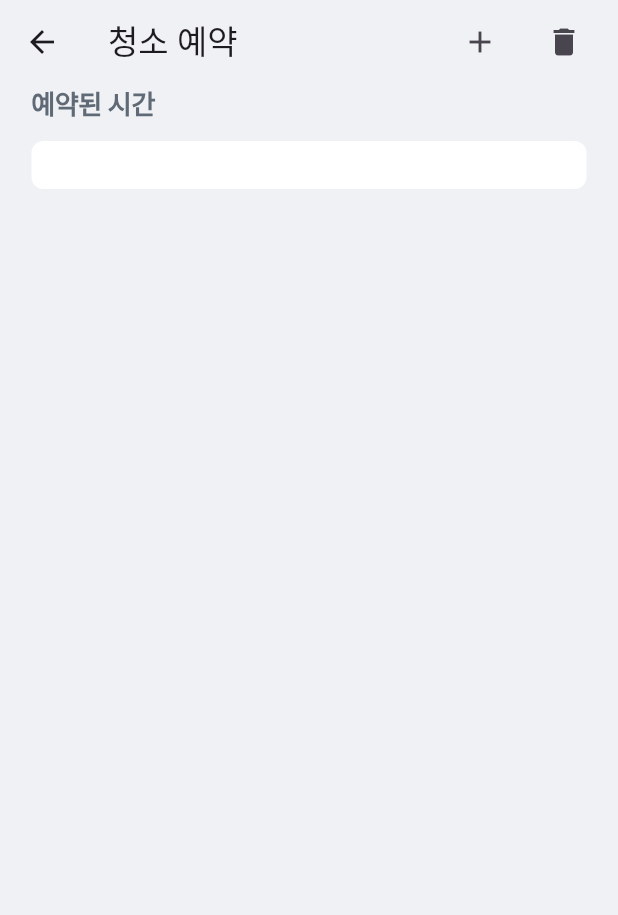
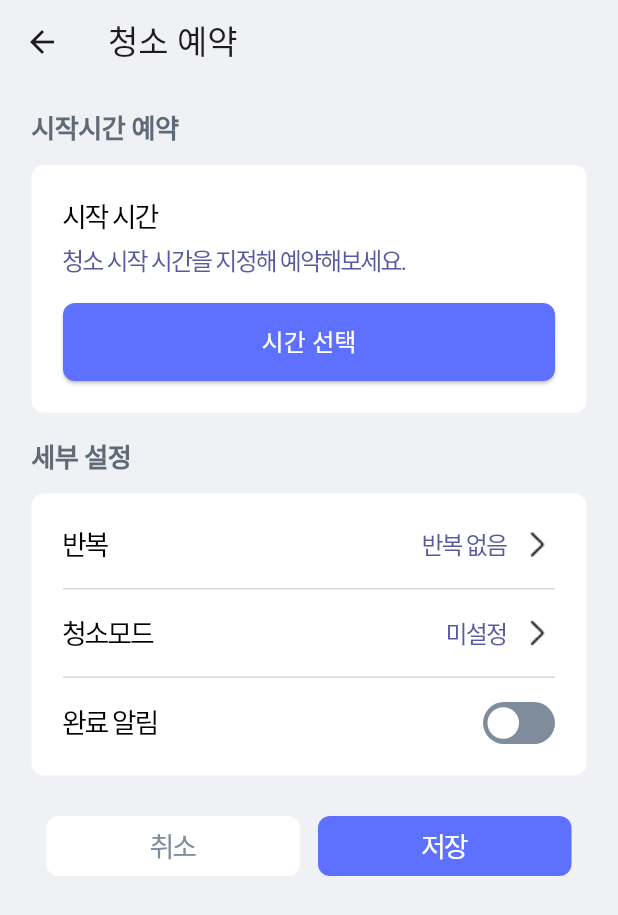
Before and after one commit to songga0/O2thinq, a Flutter app: the CleanReservation screen opened directly, after a tap on the "add" icon, on a phone screen of 412 x 824 dp. Shown: the top 915 px of the screen. Run offline on Flutter 3.47's test engine with Material 3 defaults, Android fonts, the phone set to English and light mode, and no system bars; our stand-ins replace permission_handler; missing offline and left inert: flutter_reactive_ble; Roboto replaces fonts that are missing (One UI Sans APP VF).

Commit message:
[청소 예약]

```diff
--- /dev/null
+++ b/lib/addreservation.dart
@@ -0,0 +1,407 @@
+import 'package:flutter/cupertino.dart';
+import 'package:flutter/material.dart';
+
+class AddReservation extends StatelessWidget {
+  const AddReservation({super.key});
+
+  @override
+  Widget build(BuildContext context) {
+    return Scaffold(
+      backgroundColor: const Color(0xFFEFF1F4),
+      appBar: AppBar(
+        title: const Text('청소 예약'),
+        backgroundColor: const Color(0xFFEFF1F4),
+      ),
+      body: SingleChildScrollView(
+        child: Container(
+          padding: const EdgeInsets.symmetric(horizontal: 21),
+          child: Column(
+            mainAxisSize: MainAxisSize.min,
+            crossAxisAlignment: CrossAxisAlignment.start,
+            children: [
+              const SizedBox(height: 16),
+              const Text(
+                '시작시간 예약',
+                style: TextStyle(
+                  color: Color(0xFF606A76),
+                  fontSize: 17.45,
+                  fontFamily: 'One UI Sans APP VF',
+                  fontWeight: FontWeight.w700,
+                  letterSpacing: -0.35,
+                ),
+              ),
+              const SizedBox(height: 12),
+              const StartTime(),
+              const SizedBox(height: 16),
+              const Text(
+                '세부 설정',
+                style: TextStyle(
+                  color: Color(0xFF606A76),
+                  fontSize: 17.45,
+                  fontFamily: 'One UI Sans APP VF',
+                  fontWeight: FontWeight.w700,
+                  letterSpacing: -0.35,
+                ),
+              ),const SizedBox(height: 12,),
+              const ReservationDetail(),
+              const SizedBox(height: 16,),
+              SizedBox(
+  width: double.infinity,
+  height: 62,
+  child: Row(
+    mainAxisAlignment: MainAxisAlignment.center,
+    children: [
+      // 취소 버튼
+      Material(
+        color: Colors.white,
+        borderRadius: BorderRadius.circular(8),
+        child: InkWell(
+          borderRadius: BorderRadius.circular(8),
+          onTap: () {
+  Navigator.pop(context);
+},
+
+          child: Container(
+            width: 169,
+            height: 40,
+            alignment: Alignment.center,
+            child: const Text(
+              '취소',
+              style: TextStyle(
+                color: Color(0xFF7F8C9C),
+                fontSize: 18,
+                fontFamily: 'One UI Sans APP VF',
+                fontWeight: FontWeight.w400,
+                letterSpacing: -1.44,
+              ),
+            ),
+          ),
+        ),
+      ),
+      const SizedBox(width: 12),
+      // 저장 버튼
+      Material(
+        color: const Color(0xFF5E70FF),
+        borderRadius: BorderRadius.circular(8),
+        child: InkWell(
+          borderRadius: BorderRadius.circular(8),
+          onTap: () {
+            // 저장 버튼 동작
+          },
+          child: Container(
+            width: 169,
+            height: 40,
+            alignment: Alignment.center,
+            child: const Text(
+              '저장',
+              style: TextStyle(
+                color: Colors.white,
+                fontSize: 18,
+                fontFamily: 'One UI Sans APP VF',
+                fontWeight: FontWeight.w400,
+                letterSpacing: -1.44,
+              ),
+            ),
+          ),
+        ),
+      ),
+    ],
+  ),
+),
+            ],
+          ),
+        ),
+      ),
+    );
+  }
+}
+
+class ReservationDetail extends StatefulWidget {
+  const ReservationDetail({super.key});
+
+  @override
+  State<ReservationDetail> createState() => _ReservationDetailState();
+}
+
+class _ReservationDetailState extends State<ReservationDetail> {
+  bool isNotificationOn = false; // 완료 알림 상태
+
+  @override
+  Widget build(BuildContext context) {
+    return Container(
+      width: double.infinity,
+      padding: const EdgeInsets.symmetric(vertical: 21),
+      decoration: ShapeDecoration(
+        color: Colors.white,
+        shape: RoundedRectangleBorder(borderRadius: BorderRadius.circular(8)),
+      ),
+      child: Padding(
+        padding: const EdgeInsets.symmetric(horizontal: 21),
+        child: Column(
+          mainAxisSize: MainAxisSize.min,
+          children: [
+            // 반복
+            Row(
+              mainAxisAlignment: MainAxisAlignment.spaceBetween,
+              children: [
+                const Text(
+                  '반복',
+                  style: TextStyle(
+                    color: Colors.black,
+                    fontSize: 18,
+                    fontWeight: FontWeight.w400,
+                    letterSpacing: -1.44,
+                  ),
+                ),
+                Row(
+                  children: [
+                    const Text(
+                      "반복 없음",
+                      style: TextStyle(
+                        color: Color(0xFF575A9F),
+                        fontSize: 16,
+                        fontFamily: 'One UI Sans APP VF',
+                        fontWeight: FontWeight.w400,
+                        letterSpacing: -1.28,
+                      ),
+                    ),
+                    const SizedBox(width: 8),
+                    Image.asset(
+                      'assets/Right.png',
+                      width: 24,
+                      height: 24,
+                    ),
+                  ],
+                ),
+              ],
+            ),
+            const SizedBox(height: 16),
+            const Divider(height: 1, color: Color(0xFFD9D9D9)),
+
+            // 청소모드
+            const SizedBox(height: 16),
+            Row(
+              mainAxisAlignment: MainAxisAlignment.spaceBetween,
+              children: [
+                const Text(
+                  '청소모드',
+                  style: TextStyle(
+                    color: Colors.black,
+                    fontSize: 18,
+                    fontWeight: FontWeight.w400,
+                    letterSpacing: -1.44,
+                  ),
+                ),
+                Row(
+                  children: [
+                    const Text(
+                      "미설정",
+                      style: TextStyle(
+                        color: Color(0xFF575A9F),
+                        fontSize: 16,
+                        fontFamily: 'One UI Sans APP VF',
+                        fontWeight: FontWeight.w400,
+                        letterSpacing: -1.28,
+                      ),
+                    ),
+                    const SizedBox(width: 8),
+                    Image.asset(
+                      'assets/Right.png',
+                      width: 24,
+                      height: 24,
+                    ),
+                  ],
+                ),
+              ],
+            ),
+            const SizedBox(height: 16),
+            const Divider(height: 1, color: Color(0xFFD9D9D9)),
+
+            // 완료 알림
+            const SizedBox(height: 16),
+            Row(
+              mainAxisAlignment: MainAxisAlignment.spaceBetween,
+              children: [
+                const Text(
+                  '완료 알림',
+                  style: TextStyle(
+                    color: Colors.black,
+                    fontSize: 18,
+                    fontWeight: FontWeight.w400,
+                    letterSpacing: -1.44,
+                  ),
+                ),
+                GestureDetector(
+                  onTap: () {
+                    setState(() {
+                      isNotificationOn = !isNotificationOn;
+                    });
+                  },
+                  child: Container(
+                    width: 48,
+                    height: 28,
+                    decoration: BoxDecoration(
+                      borderRadius: BorderRadius.circular(14),
+                      color: isNotificationOn
+                          ? const Color(0xFF5E70FF)
+                          : const Color(0xFF7F8C9C),
+                    ),
+                    child: Stack(
+                      children: [
+                        AnimatedPositioned(
+                          duration: const Duration(milliseconds: 200),
+                          curve: Curves.easeInOut,
+                          left: isNotificationOn ? 24 : 3,
+                          top: 3.5,
+                          child: Container(
+                            width: 21,
+                            height: 21,
+                            decoration: const BoxDecoration(
+                              color: Colors.white,
+                              shape: BoxShape.circle,
+                            ),
+                          ),
+                        ),
+                      ],
+                    ),
+                  ),
+                ),
+              ],
+            ),
+          ],
+        ),
+      ),
+    );
+  }
+}
+
+
+class StartTime extends StatefulWidget {
+  const StartTime({super.key});
+
+  @override
+  State<StartTime> createState() => _StartTimeState();
+}
+
+class _StartTimeState extends State<StartTime> {
+  TimeOfDay? selectedTime;
+
+  void _showTimePicker() {
+    showModalBottomSheet(
+      context: context,
+      backgroundColor: Colors.white,
+      shape: const RoundedRectangleBorder(
+        borderRadius: BorderRadius.vertical(top: Radius.circular(16)),
+      ),
+      builder: (BuildContext context) {
+        TimeOfDay tempTime = selectedTime ?? TimeOfDay.now();
+        return SizedBox(
+          height: 400,
+          child: Column(
+            children: [
+              Container(
+                padding: const EdgeInsets.symmetric(horizontal: 21, vertical: 12),
+                alignment: Alignment.centerRight,
+                child: TextButton(
+                  onPressed: () {
+                    setState(() {
+                      selectedTime = tempTime;
+                    });
+                    Navigator.pop(context);
+                  },
+                  child: const Text(
+                    '완료',
+                    style: TextStyle(
+                      color: Color(0xFF5E70FF),
+                      fontSize: 16,
+                      fontWeight: FontWeight.w600,
+                    ),
+                  ),
+                ),
+              ),
+              const Divider(height: 1),
+              Expanded(
+                child: CupertinoTimerPicker(
+                  mode: CupertinoTimerPickerMode.hm,
+                  initialTimerDuration: Duration(
+                    hours: tempTime.hour,
+                    minutes: tempTime.minute,
+                  ),
+                  onTimerDurationChanged: (Duration newTime) {
+                    tempTime = TimeOfDay(hour: newTime.inHours, minute: newTime.inMinutes % 60);
+                  },
+                ),
+              ),
+            ],
+          ),
+        );
+      },
+    );
+  }
+
+  @override
+  Widget build(BuildContext context) {
+    return Container(
+      width: double.infinity,
+      padding: const EdgeInsets.symmetric(vertical: 21),
+      decoration: ShapeDecoration(
+        color: Colors.white,
+        shape: RoundedRectangleBorder(borderRadius: BorderRadius.circular(8)),
+      ),
+      child: Column(
+        crossAxisAlignment: CrossAxisAlignment.start,
+        children: [
+          const Padding(
+            padding: EdgeInsets.symmetric(horizontal: 21),
+            child: Text(
+              '시작 시간',
+              style: TextStyle(
+                color: Colors.black,
+                fontSize: 18,
+                fontWeight: FontWeight.w400,
+                letterSpacing: -1.44,
+              ),
+            ),
+          ),
+          const SizedBox(height: 4),
+          const Padding(
+            padding: EdgeInsets.symmetric(horizontal: 21),
+            child: Text(
+              "청소 시작 시간을 지정해 예약해보세요.",
+              style: TextStyle(
+                color: Color(0xFF575A9F),
+                fontSize: 16,
+                fontFamily: 'One UI Sans APP VF',
+                fontWeight: FontWeight.w400,
+                letterSpacing: -1.28,
+              ),
+            ),
+          ),
+          const SizedBox(height: 16),
+          Padding(
+            padding: const EdgeInsets.symmetric(horizontal: 21),
+            child: SizedBox(
+              width: double.infinity,
+              child: ElevatedButton(
+                onPressed: _showTimePicker,
+                style: ElevatedButton.styleFrom(
+                  backgroundColor: const Color(0xFF5E70FF),
+                  padding: const EdgeInsets.symmetric(vertical: 14),
+                  shape: RoundedRectangleBorder(
+                    borderRadius: BorderRadius.circular(8),
+                  ),
+                ),
+                child: Text(
+                  selectedTime == null
+                      ? '시간 선택'
+                      : '${selectedTime!.hour.toString().padLeft(2, '0')} : ${selectedTime!.minute.toString().padLeft(2, '0')}',
+                  style: const TextStyle(fontSize: 16, color: Colors.white),
+                ),
+              ),
+            ),
+          ),
+        ],
+      ),
+    );
+  }
+}
--- a/lib/cleanreservation.dart
+++ b/lib/cleanreservation.dart
@@ -1,4 +1,5 @@
 import 'package:flutter/material.dart';
+import 'package:o2thinq/addreservation.dart';
 
 class CleanReservation extends StatelessWidget {
   const CleanReservation({super.key});
@@ -23,9 +24,12 @@ class CleanReservation extends StatelessWidget {
                 IconButton(
                   icon: const Icon(Icons.add),
                   onPressed: () {
-                    // 플러스 아이콘 클릭 시의 동작
-                    print('플러스 아이콘 클릭됨');
+                    Navigator.push(
+                      context,
+                      MaterialPageRoute(builder: (context) => const AddReservation()),
+                    );
                   },
+
                 ),
                 const SizedBox(width: 8), // 간격
                 // 설정 아이콘
--- a/lib/detail_func.dart
+++ b/lib/detail_func.dart
@@ -82,15 +82,18 @@ class DetailFuncPage extends StatelessWidget {
     mainAxisAlignment: MainAxisAlignment.center,
     children: [
       // 취소 버튼
-                    GestureDetector(
+      Material(
+        color: Colors.white,
+        borderRadius: BorderRadius.circular(8),
+        child: InkWell(
+          borderRadius: BorderRadius.circular(8),
+          onTap: () {
+  Navigator.pop(context);
+},
+
           child: Container(
             width: 169,
             height: 40,
-                        decoration: BoxDecoration(
-                          color: Colors.white,
-                          borderRadius: BorderRadius.circular(8),
-                          border: Border.all(color: Color(0xFFDADDE2)),
-                        ),
             alignment: Alignment.center,
             child: const Text(
               '취소',
@@ -104,16 +107,20 @@ class DetailFuncPage extends StatelessWidget {
             ),
           ),
         ),
+      ),
       const SizedBox(width: 12),
       // 저장 버튼
-                    GestureDetector(
+      Material(
+        color: const Color(0xFF5E70FF),
+        borderRadius: BorderRadius.circular(8),
+        child: InkWell(
+          borderRadius: BorderRadius.circular(8),
+          onTap: () {
+            // 저장 버튼 동작
+          },
           child: Container(
             width: 169,
             height: 40,
-                        decoration: BoxDecoration(
-                          color: Color(0xFF5E70FF),
-                          borderRadius: BorderRadius.circular(8),
-                        ),
             alignment: Alignment.center,
             child: const Text(
               '저장',
@@ -127,9 +134,12 @@ class DetailFuncPage extends StatelessWidget {
             ),
           ),
         ),
+      ),
     ],
   ),
-              ),SizedBox(height: 55,)
+),
+
+              SizedBox(height: 55,)
             ],
           ),
         ),
--- a/lib/mapfix.dart
+++ b/lib/mapfix.dart
@@ -154,28 +154,28 @@ class _MapWhereState extends State<MapWhere> {
                   ),
                 ),
               ),
-              Container(
-                width: 352,
-                height: 62,
-                decoration: const BoxDecoration(color: Color(0xFFEFF1F4)),
-              ),
-              const SizedBox(height: 62),
+
+              const SizedBox(height: 26),
 SizedBox(
   width: double.infinity,
   height: 62,
   child: Row(
     mainAxisAlignment: MainAxisAlignment.center,
     children: [
-                    GestureDetector(
+      // 취소 버튼
+      Material(
+        color: Colors.white,
+        borderRadius: BorderRadius.circular(8),
+        child: InkWell(
+          borderRadius: BorderRadius.circular(8),
+          onTap: () {
+  Navigator.pop(context);
+},
+
           child: Container(
             width: 169,
             height: 40,
             alignment: Alignment.center,
-                        decoration: BoxDecoration(
-                          color: Colors.white,
-                          borderRadius: BorderRadius.circular(8),
-                          border: Border.all(color: const Color(0xFFDADDE2)),
-                        ),
             child: const Text(
               '취소',
               style: TextStyle(
@@ -188,16 +188,21 @@ class _MapWhereState extends State<MapWhere> {
             ),
           ),
         ),
+      ),
       const SizedBox(width: 12),
-                    GestureDetector(
+      // 저장 버튼
+      Material(
+        color: const Color(0xFF5E70FF),
+        borderRadius: BorderRadius.circular(8),
+        child: InkWell(
+          borderRadius: BorderRadius.circular(8),
+          onTap: () {
+            // 저장 버튼 동작
+          },
           child: Container(
             width: 169,
             height: 40,
             alignment: Alignment.center,
-                        decoration: BoxDecoration(
-                          color: const Color(0xFF5E70FF),
-                          borderRadius: BorderRadius.circular(8),
-                        ),
             child: const Text(
               '저장',
               style: TextStyle(
@@ -210,14 +215,20 @@ class _MapWhereState extends State<MapWhere> {
             ),
           ),
         ),
+      ),
     ],
   ),
 ),
-              const SizedBox(height: 38),
+
+
                   ],
                 ),
+
+              const SizedBox(height: 44),
             ],
           ),
+
+
     );
   }
 
```
Lines whose indentation alone changed are shown as unchanged.
